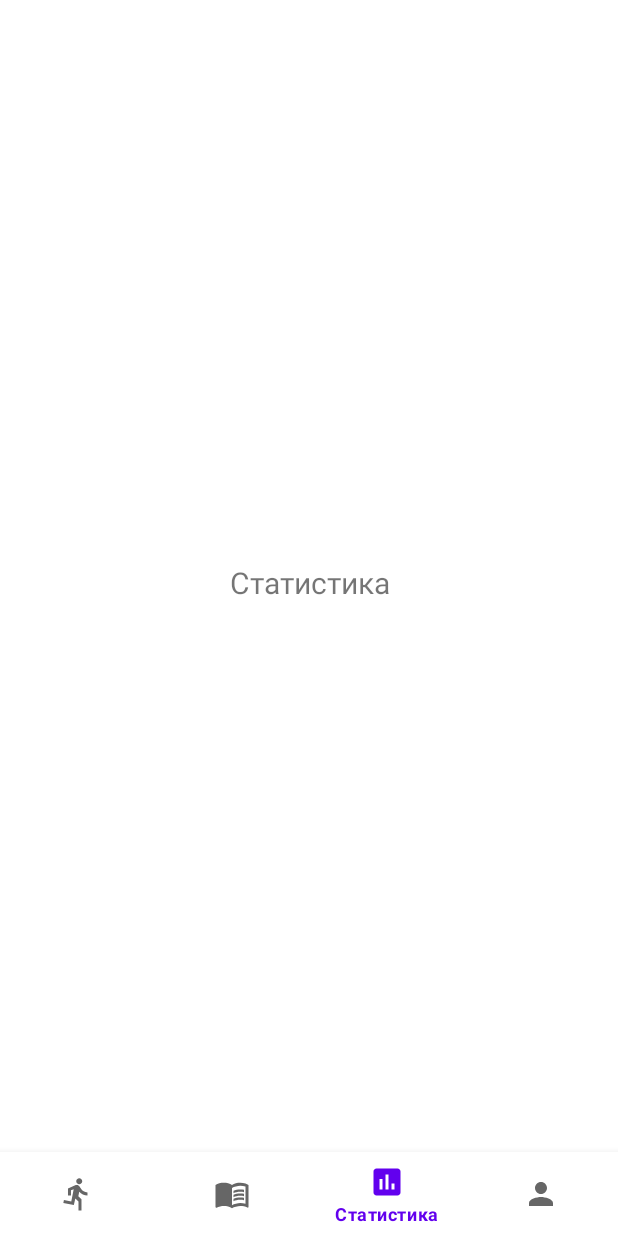
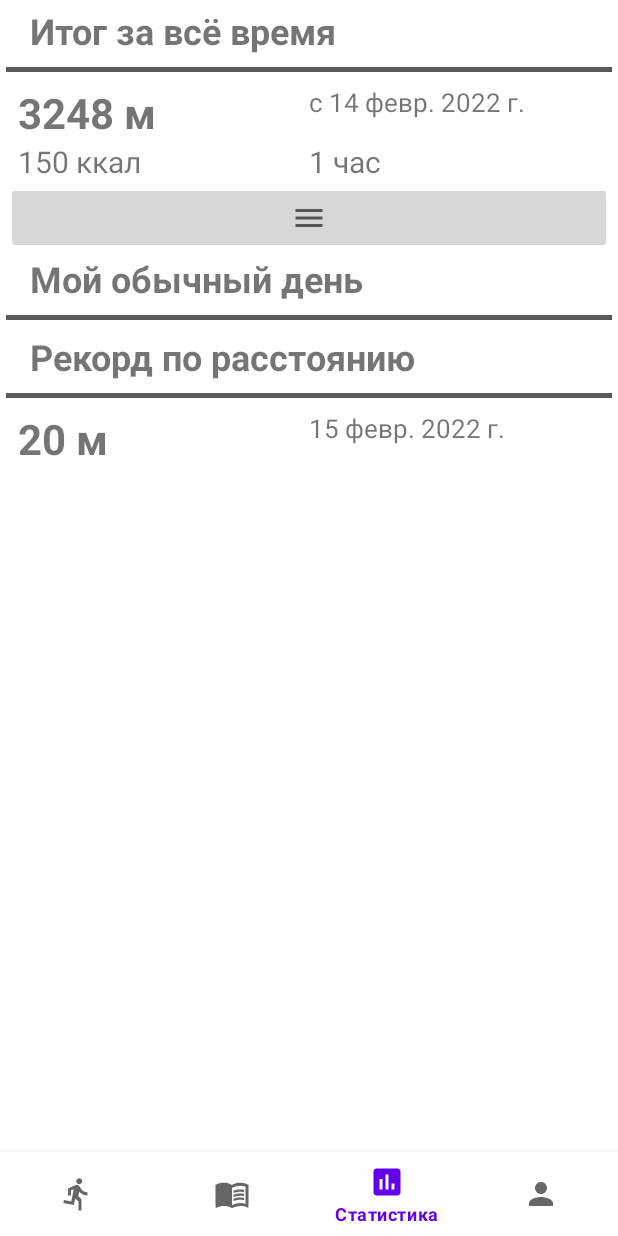
Before and after one commit to moevm/adfmp1h22-runner, an Android app: the StatisticsFragment screen opened through its navigation route, on a phone screen of 412 x 824 dp. Run offline under Robolectric (Android 15) with nearby library versions, the phone set to English and light mode, and no system bars; our stand-ins replace navigation-ui; 2 statements that could not run were skipped.

Commit message:
statistics v0.1

```diff
--- a/app/src/main/res/layout/fragment_statistics.xml
+++ b/app/src/main/res/layout/fragment_statistics.xml
@@ -1,22 +1,133 @@
 <?xml version="1.0" encoding="utf-8"?>
-<androidx.constraintlayout.widget.ConstraintLayout xmlns:android="http://schemas.android.com/apk/res/android"
-    xmlns:app="http://schemas.android.com/apk/res-auto"
+<LinearLayout
+    xmlns:android="http://schemas.android.com/apk/res/android"
     xmlns:tools="http://schemas.android.com/tools"
     android:layout_width="match_parent"
     android:layout_height="match_parent"
+    android:padding="4dp"
+    android:orientation="vertical"
     tools:context=".ui.statistics.StatisticsFragment">
 
     <TextView
-        android:id="@+id/text_dashboard"
+        android:id="@+id/textView"
         android:layout_width="match_parent"
         android:layout_height="wrap_content"
-        android:layout_marginStart="8dp"
-        android:layout_marginTop="8dp"
-        android:layout_marginEnd="8dp"
-        android:textAlignment="center"
-        android:textSize="20sp"
-        app:layout_constraintBottom_toBottomOf="parent"
-        app:layout_constraintEnd_toEndOf="parent"
-        app:layout_constraintStart_toStartOf="parent"
-        app:layout_constraintTop_toTopOf="parent" />
-</androidx.constraintlayout.widget.ConstraintLayout>
+        android:textSize="24sp"
+        android:textStyle="bold"
+        android:layout_marginHorizontal="16dp"
+        android:text="Итог за всё время" />
+
+    <View
+        android:layout_width="match_parent"
+        android:layout_height="3dp"
+        android:background="@color/gray"
+        android:layout_marginVertical="8dp" />
+
+    <LinearLayout
+        android:layout_width="match_parent"
+        android:layout_height="wrap_content"
+        android:orientation="horizontal"
+        android:paddingHorizontal="8dp">
+
+        <TextView
+            android:id="@+id/textView1"
+            android:layout_width="0dp"
+            android:layout_height="match_parent"
+            android:layout_weight="1"
+            android:textSize="28sp"
+            android:textStyle="bold"
+            android:text="3248 м" />
+
+        <TextView
+            android:id="@+id/textView2"
+            android:layout_width="0dp"
+            android:layout_height="match_parent"
+            android:layout_weight="1"
+            android:textSize="17sp"
+            android:text="с 14 февр. 2022 г." />
+    </LinearLayout>
+
+    <LinearLayout
+        android:layout_width="match_parent"
+        android:layout_height="wrap_content"
+        android:orientation="horizontal"
+        android:paddingHorizontal="8dp">
+
+        <TextView
+            android:id="@+id/textView3"
+            android:layout_width="0dp"
+            android:layout_height="match_parent"
+            android:layout_weight="1"
+            android:textSize="20sp"
+            android:text="150 ккал" />
+
+
+
+        <TextView
+            android:id="@+id/textView4"
+            android:layout_width="0dp"
+            android:layout_height="match_parent"
+            android:layout_weight="1"
+            android:textSize="20sp"
+            android:text="1 час" />
+    </LinearLayout>
+
+    <ImageButton
+        android:src="@drawable/ic_baseline_menu_24"
+        android:layout_width="match_parent"
+        android:layout_height="48dp" />
+
+    <TextView
+        android:id="@+id/textView5"
+        android:layout_width="match_parent"
+        android:layout_height="wrap_content"
+        android:textSize="24sp"
+        android:textStyle="bold"
+        android:layout_marginHorizontal="16dp"
+        android:text="Мой обычный день" />
+
+    <View
+        android:layout_width="match_parent"
+        android:layout_height="3dp"
+        android:background="@color/gray"
+        android:layout_marginVertical="8dp" />
+
+    <TextView
+        android:id="@+id/textView6"
+        android:layout_width="match_parent"
+        android:layout_height="wrap_content"
+        android:textSize="24sp"
+        android:textStyle="bold"
+        android:layout_marginHorizontal="16dp"
+        android:text="Рекорд по расстоянию" />
+
+    <View
+        android:layout_width="match_parent"
+        android:layout_height="3dp"
+        android:background="@color/gray"
+        android:layout_marginVertical="8dp" />
+
+    <LinearLayout
+        android:layout_width="match_parent"
+        android:layout_height="wrap_content"
+        android:orientation="horizontal"
+        android:paddingHorizontal="8dp">
+
+        <TextView
+            android:id="@+id/textView7"
+            android:layout_width="0dp"
+            android:layout_height="match_parent"
+            android:layout_weight="1"
+            android:textSize="28sp"
+            android:textStyle="bold"
+            android:text="20 м" />
+
+        <TextView
+            android:id="@+id/textView8"
+            android:layout_width="0dp"
+            android:layout_height="match_parent"
+            android:layout_weight="1"
+            android:textSize="17sp"
+            android:text="15 февр. 2022 г." />
+    </LinearLayout>
+</LinearLayout>
```
